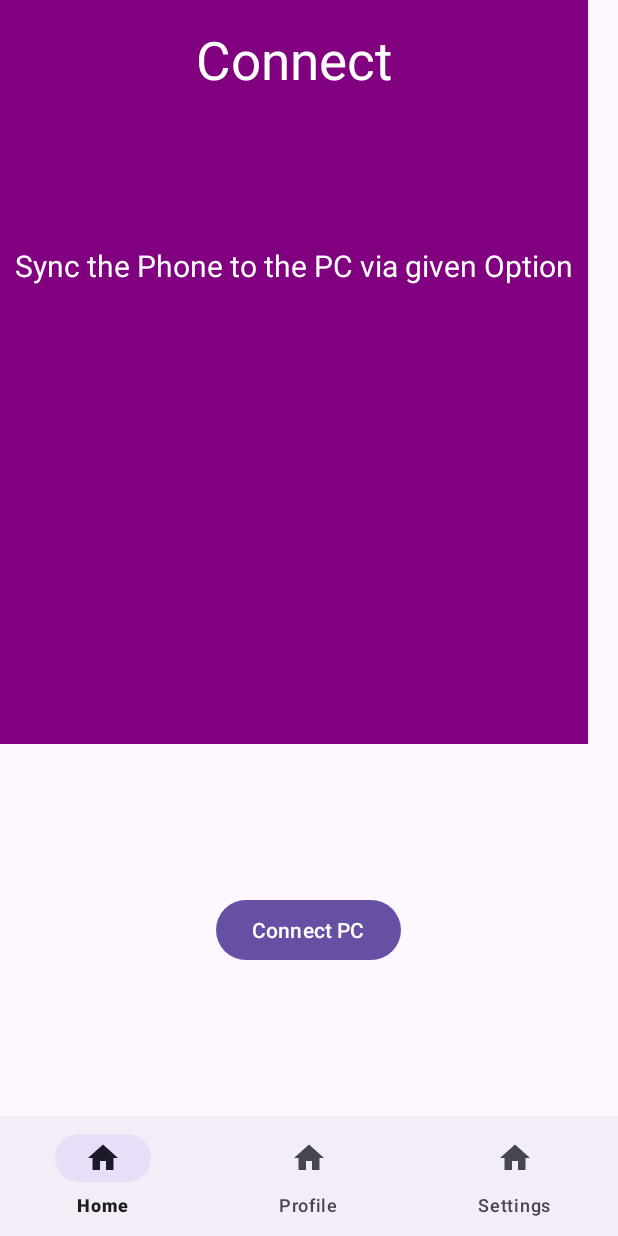
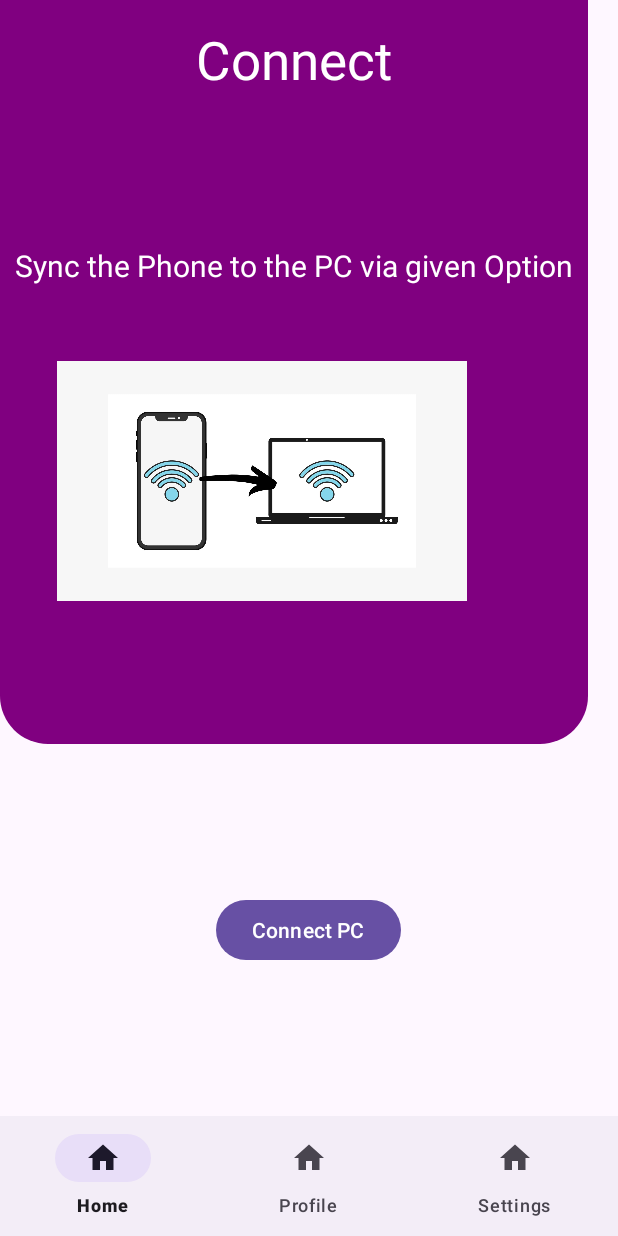
Before and after one commit to HashSuranjana/Sound-Sculpt-Mobile-2, an Android app built with Jetpack Compose: the screen it shows after launch (MainActivity), on a phone screen of 412 x 824 dp. Run offline under Robolectric (Android 15) with nearby library versions, the phone set to English and light mode, and no system bars.

Commit message:
2024.2.15-5 Updated files

```diff
--- /dev/null
+++ b/app/src/main/res/drawable/rounded_borders.xml
@@ -0,0 +1,7 @@
+<?xml version="1.0" encoding="utf-8"?>
+
+<shape xmlns:android="http://schemas.android.com/apk/res/android">
+    <solid android:color="#800080"/>
+    <corners android:topLeftRadius="0dp" android:topRightRadius="0dp"
+        android:bottomLeftRadius="32dp" android:bottomRightRadius="32dp"/>
+</shape>
--- a/app/src/main/res/layout/fragment_home.xml
+++ b/app/src/main/res/layout/fragment_home.xml
@@ -11,7 +11,7 @@
         android:layout_width="wrap_content"
         android:layout_height="0dp"
         android:layout_weight="2"
-        android:background="#800080">
+        android:background="@drawable/rounded_borders">
 
         <!-- TextViews -->
         <TextView
@@ -42,12 +42,12 @@
 
         <ImageView
             android:id="@+id/imageView"
-            android:layout_width="wrap_content"
-            android:layout_height="wrap_content"
+            android:layout_width="273dp"
+            android:layout_height="201dp"
             android:layout_below="@id/textView2"
-            android:layout_centerHorizontal="true"
-            android:layout_marginTop="16dp"
-           />
+            android:layout_marginTop="29dp"
+            android:layout_marginLeft="38dp"
+            android:src="@drawable/img2" />
 
     </RelativeLayout>
 
```
Also changed, not shown: app/src/main/res/drawable/img2.png (added).
